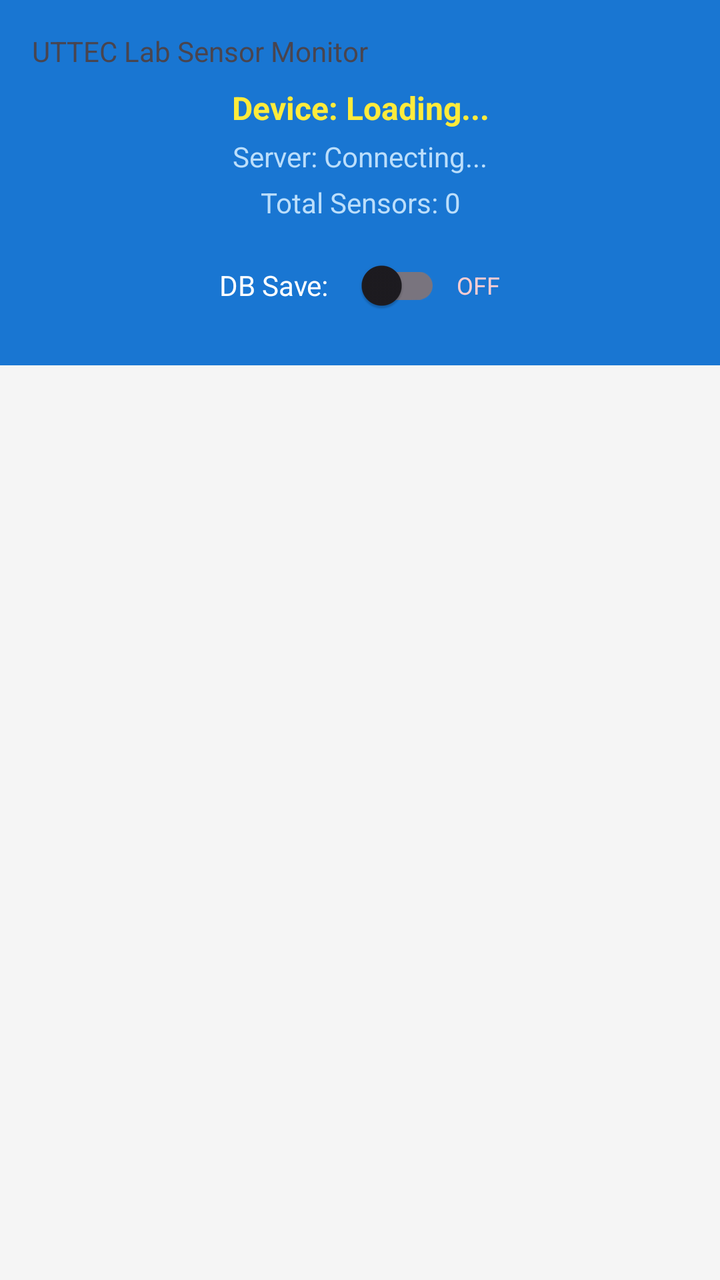
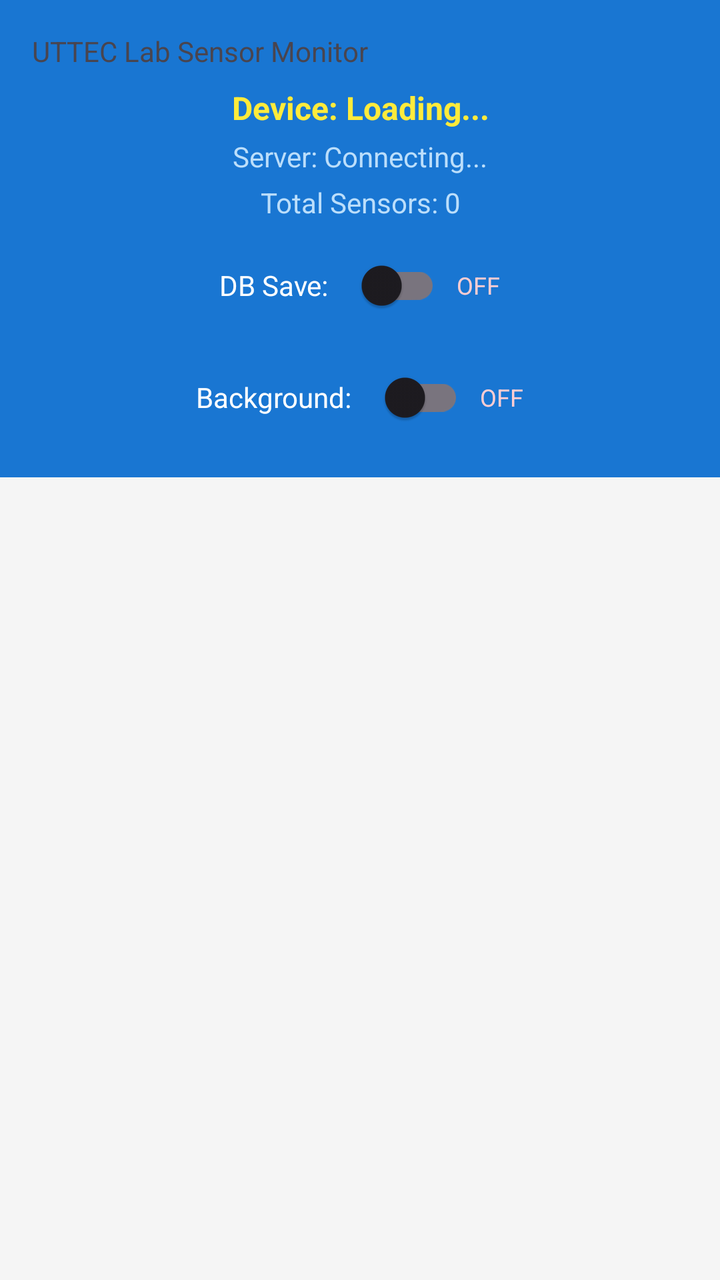

Two renders of the same Android screen: before a commit and after it. Below are the layout's source before the change and the commit's diff.
<!-- AndroidManifest.xml: application theme Theme.Material3.Light -->
<!-- res/layout/activity_main.xml -->
<?xml version="1.0" encoding="utf-8"?>
<LinearLayout xmlns:android="http://schemas.android.com/apk/res/android"
    android:layout_width="match_parent"
    android:layout_height="match_parent"
    android:orientation="vertical"
    android:background="#F5F5F5">

    
    <LinearLayout
        android:layout_width="match_parent"
        android:layout_height="wrap_content"
        android:orientation="vertical"
        android:background="#1976D2"
        android:padding="16dp">

        <TextView
            android:layout_width="match_parent"
            android:layout_height="wrap_content"
            android:text="UTTEC Lab Sensor Monitor" />

        <TextView
            android:id="@+id/deviceModelText"
            android:layout_width="match_parent"
            android:layout_height="wrap_content"
            android:text="Device: Loading..."
            android:textSize="16sp"
            android:textColor="#FFEB3B"
            android:textStyle="bold"
            android:gravity="center"
            android:layout_marginTop="8dp" />

        <TextView
            android:id="@+id/serverStatusText"
            android:layout_width="match_parent"
            android:layout_height="wrap_content"
            android:text="Server: Connecting..."
            android:textSize="14sp"
            android:textColor="#BBDEFB"
            android:gravity="center"
            android:layout_marginTop="4dp" />

        <TextView
            android:id="@+id/sensorCountText"
            android:layout_width="match_parent"
            android:layout_height="wrap_content"
            android:text="Total Sensors: 0"
            android:textSize="14sp"
            android:textColor="#BBDEFB"
            android:gravity="center"
            android:layout_marginTop="4dp" />

        
        <LinearLayout
            android:layout_width="match_parent"
            android:layout_height="wrap_content"
            android:orientation="horizontal"
            android:gravity="center"
            android:layout_marginTop="8dp">

            <TextView
                android:layout_width="wrap_content"
                android:layout_height="wrap_content"
                android:text="DB Save:"
                android:textSize="14sp"
                android:textColor="#FFFFFF"
                android:layout_marginEnd="8dp" />

            <androidx.appcompat.widget.SwitchCompat
                android:id="@+id/dbSaveSwitch"
                android:layout_width="wrap_content"
                android:layout_height="wrap_content"
                android:thumbTint="#4CAF50"
                android:trackTint="#81C784" />

            <TextView
                android:id="@+id/dbStatusText"
                android:layout_width="wrap_content"
                android:layout_height="wrap_content"
                android:text="OFF"
                android:textSize="12sp"
                android:textColor="#FFCDD2"
                android:layout_marginStart="8dp" />

        </LinearLayout>

    </LinearLayout>

    
    <ScrollView
        android:layout_width="match_parent"
        android:layout_height="match_parent"
        android:fillViewport="true">

        <LinearLayout
            android:id="@+id/sensorContainer"
            android:layout_width="match_parent"
            android:layout_height="wrap_content"
            android:orientation="vertical"
            android:padding="16dp" />

    </ScrollView>

</LinearLayout>
<!-- resources referenced by this layout -->
<resources>

</resources>

<!-- the commit's change to res/layout/activity_main.xml (unified diff, before → after) -->
@@ -83,6 +83,40 @@
 
         </LinearLayout>
 
+        
+        <LinearLayout
+            android:layout_width="match_parent"
+            android:layout_height="wrap_content"
+            android:orientation="horizontal"
+            android:gravity="center"
+            android:layout_marginTop="8dp">
+
+            <TextView
+                android:layout_width="wrap_content"
+                android:layout_height="wrap_content"
+                android:text="Background:"
+                android:textSize="14sp"
+                android:textColor="#FFFFFF"
+                android:layout_marginEnd="8dp" />
+
+            <androidx.appcompat.widget.SwitchCompat
+                android:id="@+id/backgroundSwitch"
+                android:layout_width="wrap_content"
+                android:layout_height="wrap_content"
+                android:thumbTint="#FF9800"
+                android:trackTint="#FFB74D" />
+
+            <TextView
+                android:id="@+id/backgroundStatusText"
+                android:layout_width="wrap_content"
+                android:layout_height="wrap_content"
+                android:text="OFF"
+                android:textSize="12sp"
+                android:textColor="#FFCDD2"
+                android:layout_marginStart="8dp" />
+
+        </LinearLayout>
+
     </LinearLayout>
 
     
